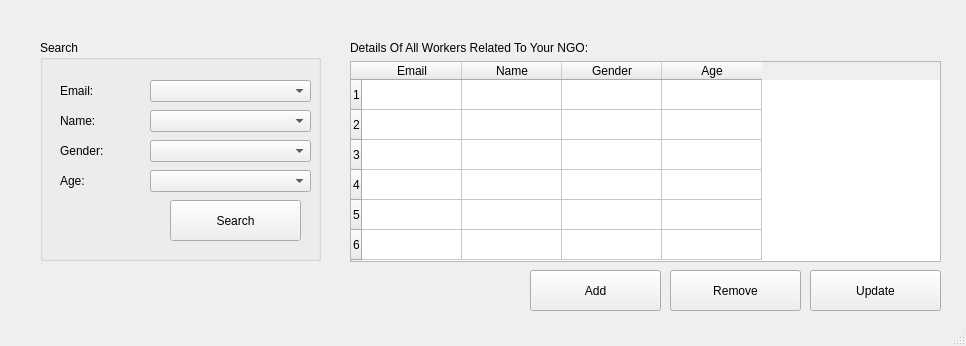
msaadg/NGOConnect, file Screens/WorkerPage.ui: the form before one commit.
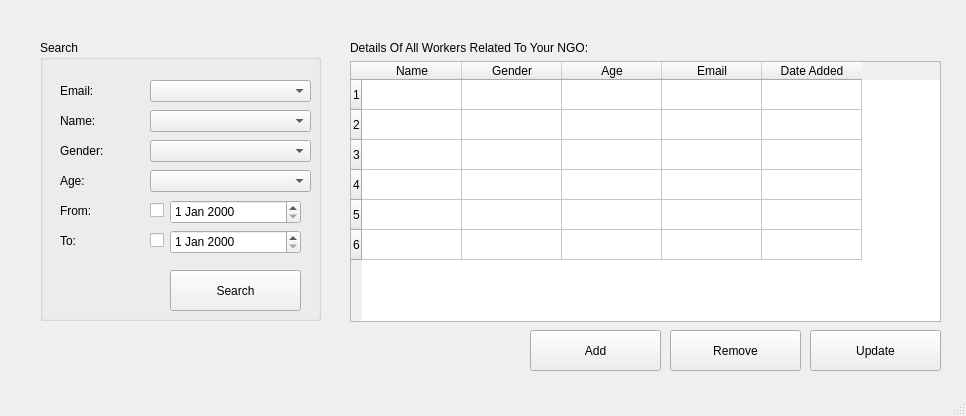
The form after the commit.

```diff
--- a/Screens/WorkerPage.ui
+++ b/Screens/WorkerPage.ui
@@ -7,7 +7,7 @@
     <x>0</x>
     <y>0</y>
     <width>966</width>
-    <height>346</height>
+    <height>416</height>
    </rect>
   </property>
   <property name="windowTitle">
@@ -20,7 +20,7 @@
       <x>350</x>
       <y>61</y>
       <width>591</width>
-      <height>201</height>
+      <height>261</height>
      </rect>
     </property>
     <property name="rowCount">
@@ -32,11 +32,6 @@
     <row/>
     <row/>
     <row/>
-    <column>
-     <property name="text">
-      <string>Email</string>
-     </property>
-    </column>
     <column>
      <property name="text">
       <string>Name</string>
@@ -52,12 +47,22 @@
       <string>Age</string>
      </property>
     </column>
+    <column>
+     <property name="text">
+      <string>Email</string>
+     </property>
+    </column>
+    <column>
+     <property name="text">
+      <string>Date Added</string>
+     </property>
+    </column>
    </widget>
    <widget class="QPushButton" name="addWorkerBtn">
     <property name="geometry">
      <rect>
       <x>530</x>
-      <y>270</y>
+      <y>330</y>
       <width>131</width>
       <height>41</height>
      </rect>
@@ -70,7 +75,7 @@
     <property name="geometry">
      <rect>
       <x>670</x>
-      <y>270</y>
+      <y>330</y>
       <width>131</width>
       <height>41</height>
      </rect>
@@ -83,7 +88,7 @@
     <property name="geometry">
      <rect>
       <x>810</x>
-      <y>270</y>
+      <y>330</y>
       <width>131</width>
       <height>41</height>
      </rect>
@@ -111,7 +116,7 @@
       <x>40</x>
       <y>40</y>
       <width>281</width>
-      <height>221</height>
+      <height>281</height>
      </rect>
     </property>
     <property name="title">
@@ -231,7 +236,7 @@
      <property name="geometry">
       <rect>
        <x>130</x>
-       <y>160</y>
+       <y>230</y>
        <width>131</width>
        <height>41</height>
       </rect>
@@ -292,6 +297,78 @@
       <string>Age:</string>
      </property>
     </widget>
+    <widget class="QLabel" name="label_9">
+     <property name="geometry">
+      <rect>
+       <x>20</x>
+       <y>160</y>
+       <width>91</width>
+       <height>21</height>
+      </rect>
+     </property>
+     <property name="text">
+      <string>From:</string>
+     </property>
+    </widget>
+    <widget class="QDateEdit" name="fromDateEdit">
+     <property name="geometry">
+      <rect>
+       <x>130</x>
+       <y>160</y>
+       <width>131</width>
+       <height>24</height>
+      </rect>
+     </property>
+    </widget>
+    <widget class="QDateEdit" name="toDateEdit">
+     <property name="geometry">
+      <rect>
+       <x>130</x>
+       <y>190</y>
+       <width>131</width>
+       <height>24</height>
+      </rect>
+     </property>
+    </widget>
+    <widget class="QLabel" name="label_10">
+     <property name="geometry">
+      <rect>
+       <x>20</x>
+       <y>190</y>
+       <width>51</width>
+       <height>21</height>
+      </rect>
+     </property>
+     <property name="text">
+      <string>To:</string>
+     </property>
+    </widget>
+    <widget class="QCheckBox" name="fromCheckbox">
+     <property name="geometry">
+      <rect>
+       <x>110</x>
+       <y>160</y>
+       <width>21</width>
+       <height>20</height>
+      </rect>
+     </property>
+     <property name="text">
+      <string/>
+     </property>
+    </widget>
+    <widget class="QCheckBox" name="toCheckbox">
+     <property name="geometry">
+      <rect>
+       <x>110</x>
+       <y>190</y>
+       <width>21</width>
+       <height>20</height>
+      </rect>
+     </property>
+     <property name="text">
+      <string/>
+     </property>
+    </widget>
    </widget>
   </widget>
   <widget class="QStatusBar" name="statusbar"/>
```
